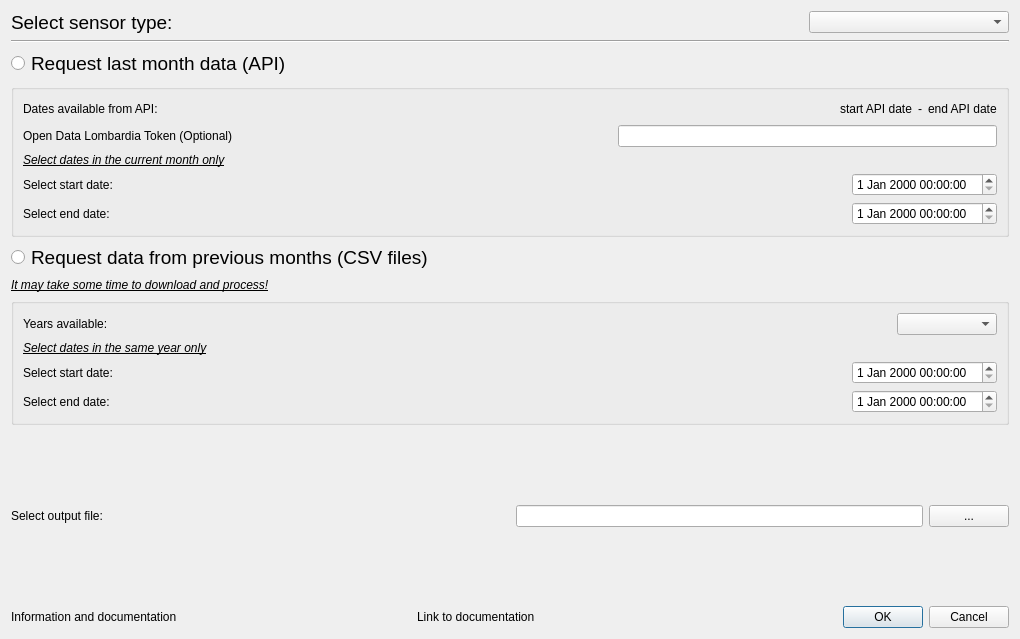
First picture: the form in arpaweather_dialog_base.ui, repository gisgeolab/ARPA_Weather_plugin, before the edit.
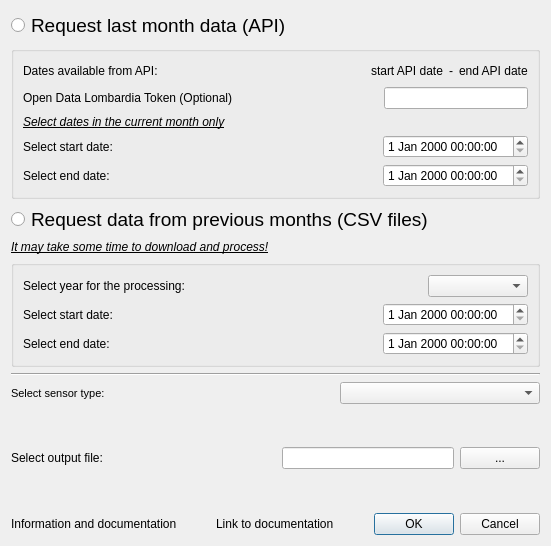
Second picture: the form after the edit. Custom widgets are drawn as their Qt base class.

Commit message: improved progress bar and some comments

Patch:
```diff
--- a/arpaweather_dialog_base.ui
+++ b/arpaweather_dialog_base.ui
@@ -6,8 +6,8 @@
    <rect>
     <x>0</x>
     <y>0</y>
-    <width>1020</width>
-    <height>639</height>
+    <width>551</width>
+    <height>546</height>
    </rect>
   </property>
   <property name="windowTitle">
@@ -15,53 +15,9 @@
   </property>
   <layout class="QGridLayout" name="gridLayout">
    <item row="0" column="0">
+    <layout class="QVBoxLayout" name="verticalLayout_5">
+     <item>
     <layout class="QVBoxLayout" name="verticalLayout_3">
-     <item>
-      <layout class="QHBoxLayout" name="horizontalLayout_10">
-       <item>
-        <widget class="QLabel" name="label">
-         <property name="font">
-          <font>
-           <pointsize>14</pointsize>
-          </font>
-         </property>
-         <property name="text">
-          <string>Select sensor type:</string>
-         </property>
-        </widget>
-       </item>
-       <item>
-        <spacer name="horizontalSpacer_7">
-         <property name="orientation">
-          <enum>Qt::Horizontal</enum>
-         </property>
-         <property name="sizeHint" stdset="0">
-          <size>
-           <width>40</width>
-           <height>20</height>
-          </size>
-         </property>
-        </spacer>
-       </item>
-       <item>
-        <widget class="QComboBox" name="cbSensorsType">
-         <property name="minimumSize">
-          <size>
-           <width>200</width>
-           <height>0</height>
-          </size>
-         </property>
-        </widget>
-       </item>
-      </layout>
-     </item>
-     <item>
-      <widget class="Line" name="line_2">
-       <property name="orientation">
-        <enum>Qt::Horizontal</enum>
-       </property>
-      </widget>
-     </item>
      <item>
       <widget class="QRadioButton" name="rb1">
        <property name="font">
@@ -222,6 +178,10 @@
        </layout>
       </widget>
      </item>
+      </layout>
+     </item>
+     <item>
+      <layout class="QVBoxLayout" name="verticalLayout_4">
      <item>
       <widget class="QRadioButton" name="rb2">
        <property name="font">
@@ -258,7 +218,7 @@
           <item>
            <widget class="QLabel" name="label_7">
             <property name="text">
-             <string>Years available:</string>
+               <string>Select year for the processing:</string>
             </property>
            </widget>
           </item>
@@ -287,19 +247,6 @@
           </item>
          </layout>
         </item>
-        <item>
-         <widget class="QLabel" name="label_11">
-          <property name="font">
-           <font>
-            <italic>true</italic>
-            <underline>true</underline>
-           </font>
-          </property>
-          <property name="text">
-           <string>Select dates in the same year only</string>
-          </property>
-         </widget>
-        </item>
         <item>
          <layout class="QHBoxLayout" name="horizontalLayout_4">
           <item>
@@ -356,6 +303,54 @@
         </item>
        </layout>
       </widget>
+       </item>
+      </layout>
+     </item>
+     <item>
+      <widget class="Line" name="line_2">
+       <property name="orientation">
+        <enum>Qt::Horizontal</enum>
+       </property>
+      </widget>
+     </item>
+     <item>
+      <layout class="QHBoxLayout" name="horizontalLayout_10">
+       <item>
+        <widget class="QLabel" name="label">
+         <property name="font">
+          <font>
+           <pointsize>8</pointsize>
+          </font>
+         </property>
+         <property name="text">
+          <string>Select sensor type:</string>
+         </property>
+        </widget>
+       </item>
+       <item>
+        <spacer name="horizontalSpacer_7">
+         <property name="orientation">
+          <enum>Qt::Horizontal</enum>
+         </property>
+         <property name="sizeHint" stdset="0">
+          <size>
+           <width>40</width>
+           <height>20</height>
+          </size>
+         </property>
+        </spacer>
+       </item>
+       <item>
+        <widget class="QComboBox" name="cbSensorsType">
+         <property name="minimumSize">
+          <size>
+           <width>200</width>
+           <height>0</height>
+          </size>
+         </property>
+        </widget>
+       </item>
+      </layout>
      </item>
      <item>
       <spacer name="verticalSpacer_2">
```
Lines whose indentation alone changed are shown as unchanged. The commit also changes 2 other files.
